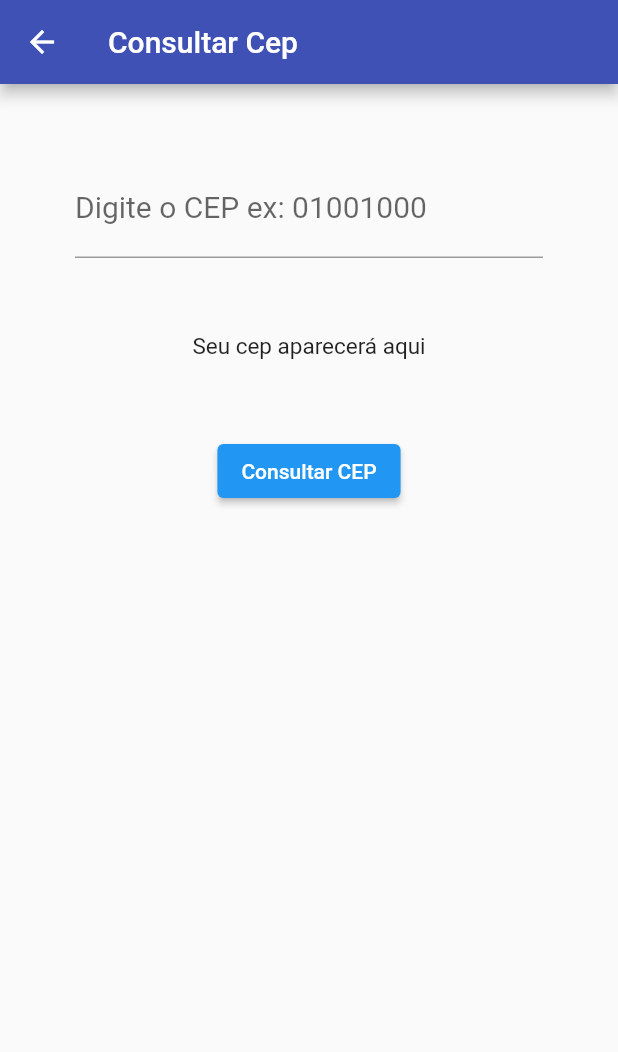
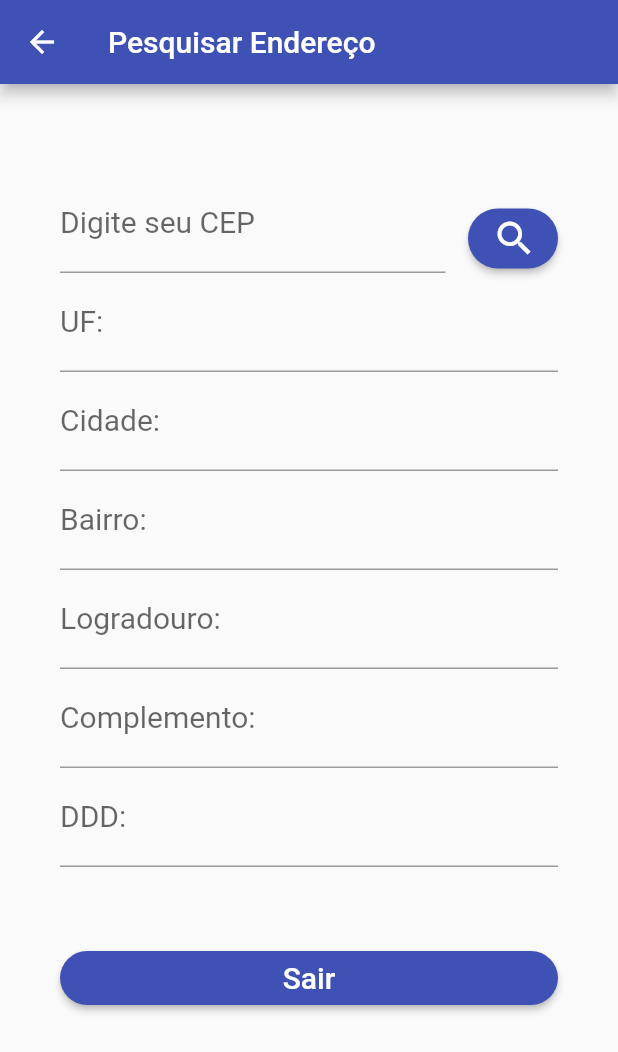
Before and after one commit to assuncaofelipe/meu_cep, a Flutter app: the Home screen opened directly, on a phone screen of 412 x 824 dp. Shown: the top 1052 px of the screen. Run offline on Flutter 3.47's test engine with Material 2 defaults, Android fonts, the light colour scheme and no system bars; our stand-ins replace matcher, shared_preferences; accounts and stored records are empty.

Commit message:
:package: maybe is last commit

```diff
--- a/lib/cadastro/CadastroLogin.dart
+++ b/lib/cadastro/CadastroLogin.dart
@@ -5,9 +5,6 @@ import 'package:cadastro_clientes/values/custom_colors.dart';
 import 'package:cadastro_clientes/values/preferences_keys.dart';
 import 'package:flutter/material.dart';
 import 'package:shared_preferences/shared_preferences.dart';
-
-import '../home/Home.dart';
-import '../TrataTextTelefone.dart';
 
 class CadastroLogin extends StatefulWidget {
   const CadastroLogin({Key? key}) : super(key: key);
--- a/lib/home/Home.dart
+++ b/lib/home/Home.dart
@@ -2,6 +2,8 @@
 import 'dart:convert';
 import 'package:flutter/material.dart';
 import 'package:http/http.dart' as http;
+
+import '../values/custom_colors.dart';
 
 class Home extends StatefulWidget {
   const Home({Key? key}) : super(key: key);
@@ -12,9 +14,14 @@ class Home extends StatefulWidget {
 
 class _HomeState extends State<Home> {
   TextEditingController txtcep = TextEditingController();
+  TextEditingController txtcidade = TextEditingController();
+  TextEditingController txtuf = TextEditingController();
+  TextEditingController txtbairro = TextEditingController();
+  TextEditingController txtlogradouro = TextEditingController();
+  TextEditingController txtcomplemento = TextEditingController();
+  TextEditingController txtDDD = TextEditingController();
 
-  //
-  String resultado = "Seu cep aparecerá aqui";
+  String resultado = "Logradouro: ";
 
   void consultaCep() async {
     String cep = txtcep.text;
@@ -34,57 +41,187 @@ class _HomeState extends State<Home> {
     String bairro = data["bairro"];
     String logradouro = data["logradouro"];
     String complemento = data["complemento"];
-    String cod_area = data["ddd"];
+    String ddd = data["ddd"];
 
-    String endereco =
-        "Endereço:  $cidade, $uf, $bairro, $logradouro, $complemento, \nCEP: $cep, \nCódigo de área: $cod_area";
+    var lista = [];
+    lista.add("$cidade");
+    lista.add("$uf");
+    lista.add("$bairro");
+    lista.add("$logradouro");
+    lista.add("$complemento");
+    lista.add("$ddd");
+    lista.add("$cep");
+
+    print(lista);
 
     setState(() {
-      resultado = endereco;
+      txtcidade.text = lista[0];
+      txtuf.text = lista[1];
+      txtbairro.text = lista[2];
+      txtlogradouro.text = lista[3];
+      txtcomplemento.text = lista[4];
+      txtDDD.text = lista[5];
+      txtcep.text = lista[6];
+
+      print(lista);
     });
+  }
+
+  void limpaCampos() {
+    if (txtcep.text.isEmpty) {
+      txtcep.clear();
+      txtuf.clear();
+      txtcidade.clear();
+      txtbairro.clear();
+      txtlogradouro.clear();
+      txtcomplemento.clear();
+      txtDDD.clear();
+    }
   }
 
   @override
   Widget build(BuildContext context) {
     return Scaffold(
       appBar: AppBar(
-        title: Text('Consultar Cep'),
+        title: Text("Pesquisar Endereço"),
         backgroundColor: Color.fromARGB(255, 63, 81, 181),
       ),
       body: Container(
-        padding: EdgeInsets.all(50),
+        height: MediaQuery.of(context).size.height,
+        padding:
+            const EdgeInsets.only(right: 40, left: 40, top: 10, bottom: 20),
+        child: SingleChildScrollView(
           child: Column(
+            mainAxisAlignment: MainAxisAlignment.spaceAround,
+            crossAxisAlignment: CrossAxisAlignment.stretch,
             children: <Widget>[
-            ////
-            TextField(
-              controller: txtcep,
-              keyboardType: TextInputType.number,
-              decoration: InputDecoration(
-                labelText: "Digite o CEP ex: 01001000",
-              ),
-              style: TextStyle(fontSize: 20),
-            ),
               ////
               const SizedBox(
                 height: 50,
               ),
-            Text(
-              "$resultado",
-              style: TextStyle(fontSize: 15),
+              _buildConsultaCep(),
+              TextField(
+                controller: txtuf,
+                keyboardType: TextInputType.number,
+                decoration: InputDecoration(
+                  labelText: "UF: ",
+                  hintText: "ex: AM ",
+                ),
+                style: TextStyle(fontSize: 20),
+              ),
+              TextField(
+                controller: txtcidade,
+                keyboardType: TextInputType.number,
+                decoration: InputDecoration(
+                  labelText: "Cidade: ",
+                  hintText: "Ex: Manaus",
+                ),
+                style: TextStyle(fontSize: 20),
+              ),
+              TextField(
+                controller: txtbairro,
+                keyboardType: TextInputType.number,
+                decoration: InputDecoration(
+                  labelText: "Bairro: ",
+                  hintText: "Ex: Tiradentes",
+                ),
+                style: TextStyle(fontSize: 20),
+              ),
+              TextField(
+                controller: txtlogradouro,
+                keyboardType: TextInputType.number,
+                decoration: InputDecoration(
+                  labelText: "Logradouro: ",
+                  hintText: "Ex: Rua Maceió",
+                ),
+                style: TextStyle(fontSize: 20),
+              ),
+              TextField(
+                controller: txtcomplemento,
+                keyboardType: TextInputType.number,
+                decoration: InputDecoration(
+                  labelText: "Complemento: ",
+                ),
+                style: TextStyle(fontSize: 20),
+              ),
+              TextField(
+                controller: txtDDD,
+                keyboardType: TextInputType.number,
+                decoration: InputDecoration(
+                  labelText: "DDD: ",
+                ),
+                style: TextStyle(fontSize: 20),
               ),
               const SizedBox(
                 height: 50,
               ),
+
+              //// ESSE BOTÃO DEVE SER DE SAIR
               ElevatedButton(
                 child: Text(
-                "Consultar CEP",
-                style: TextStyle(color: Colors.white),
+                  "Sair",
+                  style: TextStyle(color: Colors.white, fontSize: 20),
                 ),
-              onPressed: consultaCep,
+                style: ElevatedButton.styleFrom(
+                  primary: CustomColors().getActivePrimaryButton(),
+                  shape: RoundedRectangleBorder(
+                    borderRadius: BorderRadius.circular(50),
+                  ),
+                ),
+                onPressed: () {
+                  Navigator.pop(context);
+                },
               ),
             ],
           ),
         ),
+      ),
+    );
+  }
+
+  Widget _buildConsultaCep() {
+    return Row(
+      children: [
+        Expanded(
+          child: TextField(
+            maxLength: 8,
+            controller: txtcep,
+            decoration: InputDecoration(
+              counterText: "",
+              labelText: "Digite seu CEP ",
+              hintText: "ex: 01001000",
+            ),
+            style: TextStyle(fontSize: 20),
+            keyboardType: TextInputType.number,
+            onTap: consultaCep,
+          ),
+        ),
+        const SizedBox(
+          width: 15,
+        ),
+        Container(
+          height: 40,
+          width: 60,
+          margin: const EdgeInsets.only(top: 20),
+          child: ElevatedButton(
+            child: Icon(
+              Icons.search,
+              color: Colors.white,
+              size: 30,
+            ),
+            style: ElevatedButton.styleFrom(
+              primary: CustomColors().getActivePrimaryButton(),
+              shape: RoundedRectangleBorder(
+                borderRadius: BorderRadius.circular(50),
+              ),
+            ),
+            onPressed: () {
+              consultaCep();
+              limpaCampos();
+            },
+          ),
+        )
+      ],
     );
   }
 }
--- a/lib/main.dart
+++ b/lib/main.dart
@@ -1,9 +1,10 @@
 import 'package:cadastro_clientes/home/Home.dart';
+import 'package:cadastro_clientes/login/Login.dart';
 //import 'package:flutter/cupertino.dart';
 import 'package:flutter/material.dart';
 
 //import 'login/Login.dart';
 
 void main() {
-  runApp(const MaterialApp(home: Home()));
+  runApp(const MaterialApp(home: Login()));
 }
```
Lines whose indentation alone changed are shown as unchanged.
